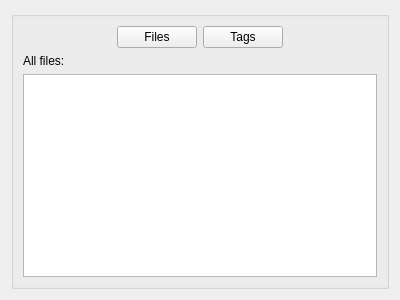
acraig5075/tag-a-file, file browsepage.ui: the form before one commit.
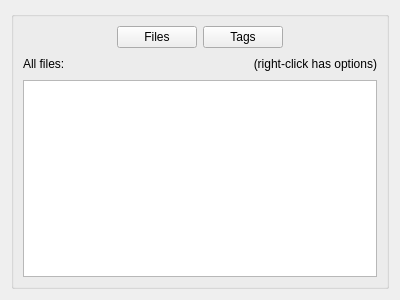
The form after the commit.

Commit message: A few ui modifications for information purposes.

```diff
--- a/browsepage.ui
+++ b/browsepage.ui
@@ -71,11 +71,38 @@
        </layout>
       </item>
       <item>
+       <layout class="QHBoxLayout" name="horizontalLayout_2">
+        <item>
        <widget class="QLabel" name="label">
         <property name="text">
          <string>All files:</string>
         </property>
        </widget>
+        </item>
+        <item>
+         <spacer name="horizontalSpacer_3">
+          <property name="orientation">
+           <enum>Qt::Horizontal</enum>
+          </property>
+          <property name="sizeHint" stdset="0">
+           <size>
+            <width>40</width>
+            <height>20</height>
+           </size>
+          </property>
+         </spacer>
+        </item>
+        <item>
+         <widget class="QLabel" name="label_2">
+          <property name="text">
+           <string>(right-click has options)</string>
+          </property>
+          <property name="alignment">
+           <set>Qt::AlignRight|Qt::AlignTrailing|Qt::AlignVCenter</set>
+          </property>
+         </widget>
+        </item>
+       </layout>
       </item>
       <item>
        <widget class="QTableView" name="tableView"/>
```
Lines whose indentation alone changed are shown as unchanged. The commit also changes 7 other files.
